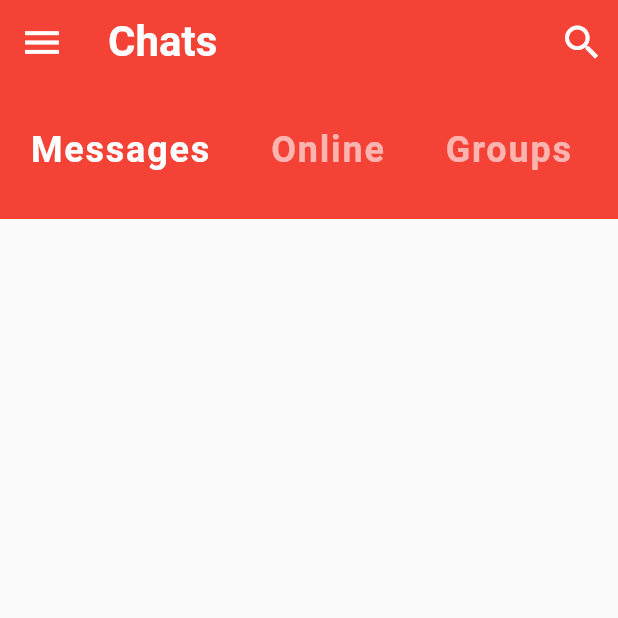
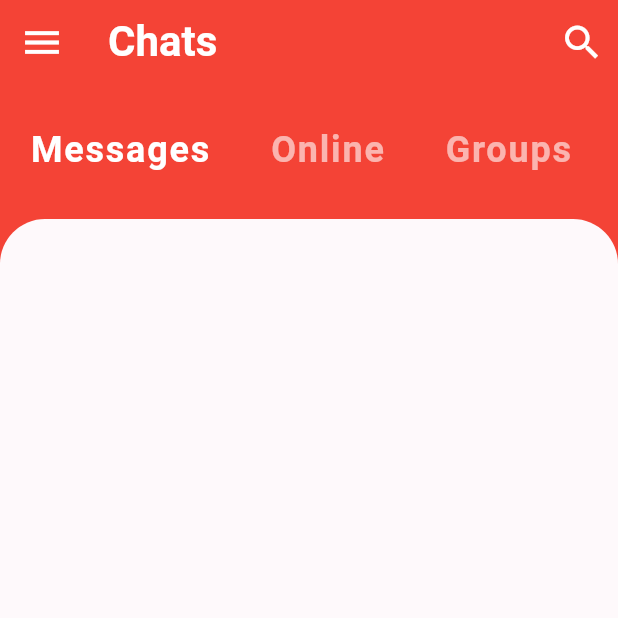
Before and after one commit to n3rdkid/flutter-app-from-scratch, a Flutter app: the screen it shows after launch, on a phone screen of 412 x 824 dp, the top half of it. Run offline on Flutter 3.47's test engine with Material 2 defaults, Android fonts, the light colour scheme and no system bars.

Commit message:
feat : setup rounded container

```diff
--- a/chat_ui/lib/screens/home.dart
+++ b/chat_ui/lib/screens/home.dart
@@ -10,6 +10,7 @@ class _HomeScreenState extends State<HomeScreen> {
   @override
   Widget build(BuildContext context) {
     return Scaffold(
+      backgroundColor: Theme.of(context).primaryColor,
       appBar: AppBar(
         elevation: 0.0,
         title: Text(
@@ -33,7 +34,18 @@ class _HomeScreenState extends State<HomeScreen> {
         ],
       ),
       body: Column(
-        children: [CategorySelector()],
+        children: [
+          CategorySelector(),
+          Expanded(
+            child: Container(
+              decoration: BoxDecoration(
+                  color: Theme.of(context).accentColor,
+                  borderRadius: BorderRadius.only(
+                      topLeft: Radius.circular(30.0),
+                      topRight: Radius.circular(30.0))),
+            ),
+          )
+        ],
       ),
     );
   }
```
